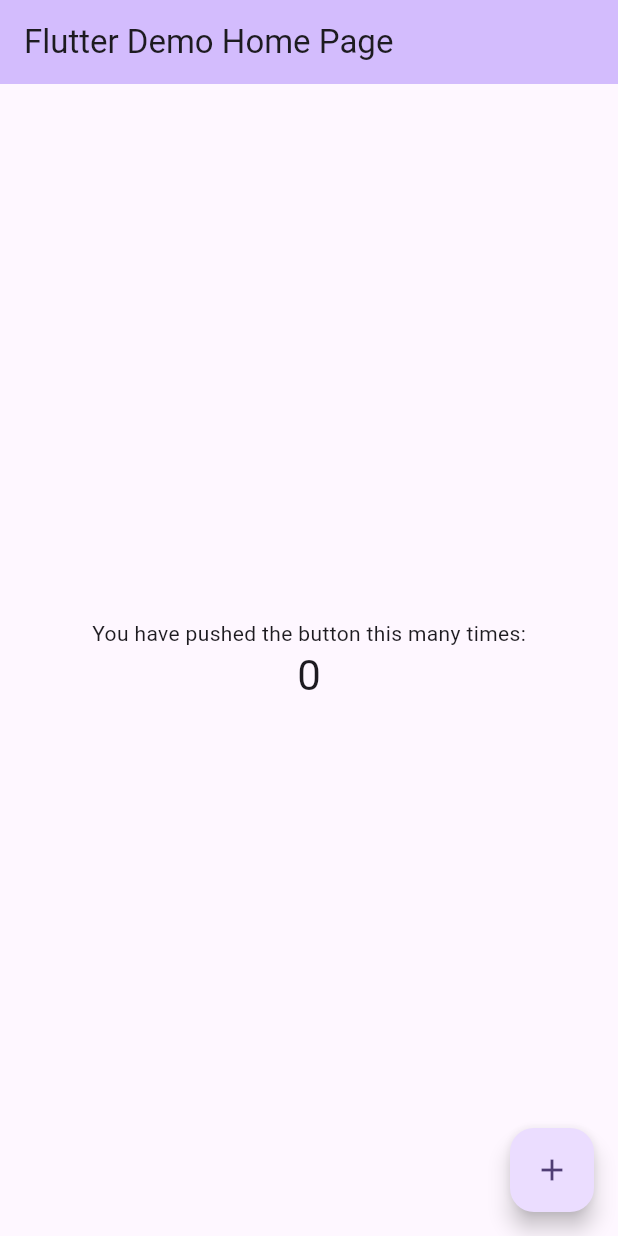
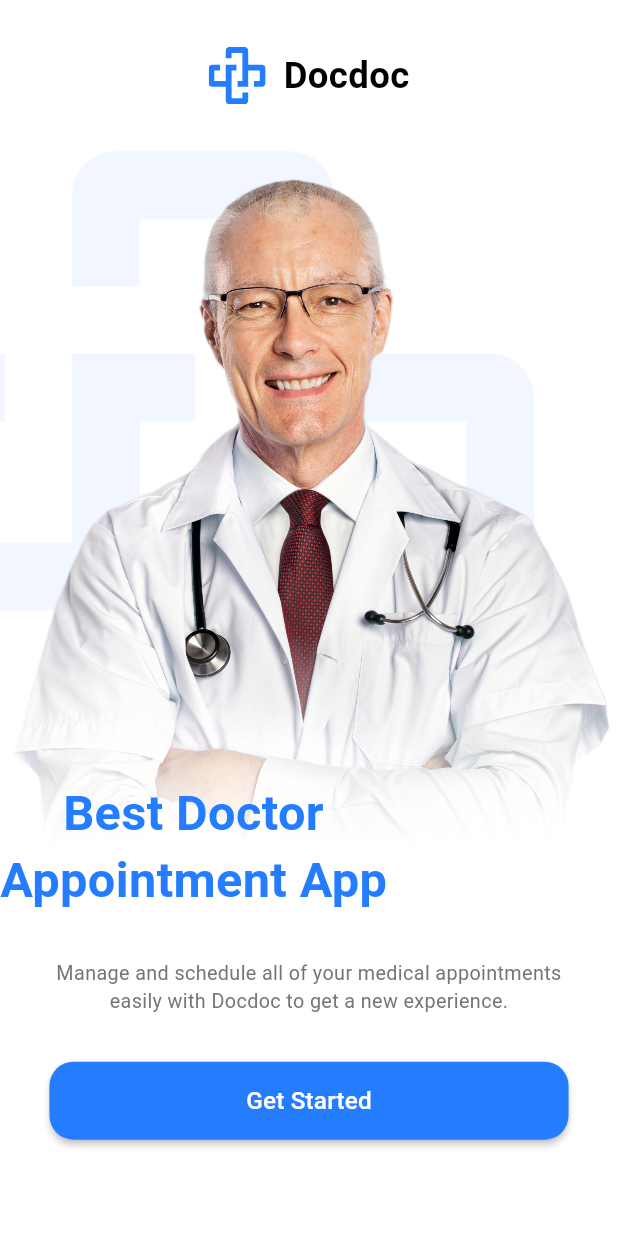
Before and after one commit to Waelalesh/omar_ahmad_advanced_concept, a Flutter app: the screen it shows after launch, on a phone screen of 412 x 824 dp. Run offline on Flutter 3.47's test engine with Material 3 defaults, Android fonts, the phone set to English and light mode, and no system bars; our stand-ins replace flutter_screenutil, flutter_svg, vector_graphics.

Commit message:
- added images and svgs folder for assets - added flutter_svg and flutter_screenutil and flutter_gen - add build_runner and flutter_gen_runner in dev_dependencies - add figma url design - define docApp class and orgnize the main file - added navigation extension - added routing folder that contain router class and routs file - added colors and text style - added empty login screen - added onboarding screen - user flutter_gen package to generate class for images and svgs assets

```diff
--- /dev/null
+++ b/lib/core/routing/app_router.dart
@@ -0,0 +1,25 @@
+import 'package:flutter/material.dart';
+import 'package:omar_ahmad_advanced_concept/core/routing/routes.dart';
+import 'package:omar_ahmad_advanced_concept/features/login/ui/login_screen.dart';
+import 'package:omar_ahmad_advanced_concept/features/onboarding/onboarding_screen.dart';
+
+class AppRouter {
+  Route generateRoute(RouteSettings settings) {
+    switch (settings.name) {
+      case Routes.onBoardingScreen:
+        return MaterialPageRoute(
+            builder: (context) => const OnboardingScreen());
+
+      case Routes.logInScreen:
+        return MaterialPageRoute(builder: (context) => const LoginScreen());
+      default:
+        return MaterialPageRoute(
+          builder: (context) => Scaffold(
+            body: Center(
+              child: Text("No Route Define for ${settings.name}"),
+            ),
+          ),
+        );
+    }
+  }
+}
--- /dev/null
+++ b/lib/core/routing/routes.dart
@@ -0,0 +1,4 @@
+class Routes {
+  static const String onBoardingScreen = "/onBoardingScreen";
+  static const String logInScreen = "/logInScreen";
+}
--- /dev/null
+++ b/lib/core/theme/colors.dart
@@ -0,0 +1,6 @@
+import 'package:flutter/material.dart';
+
+class ColorsManager {
+  static const Color mainBlue = Color(0xFF247CFF);
+  static const Color gray = Color(0xFF757575);
+}
--- /dev/null
+++ b/lib/core/theme/styles.dart
@@ -0,0 +1,26 @@
+import 'package:flutter/material.dart';
+import 'package:flutter_screenutil/flutter_screenutil.dart';
+import 'package:omar_ahmad_advanced_concept/core/theme/colors.dart';
+
+class TextStyles {
+  static TextStyle font24Black700Weight = TextStyle(
+    fontSize: 24.sp,
+    color: Colors.black,
+    fontWeight: FontWeight.w700,
+  );
+  static TextStyle font32BlueBold = TextStyle(
+    fontSize: 32.sp,
+    color: ColorsManager.mainBlue,
+    fontWeight: FontWeight.bold,
+  );
+  static TextStyle font13GrayRegular = TextStyle(
+    fontSize: 13.sp,
+    color: ColorsManager.gray,
+    fontWeight: FontWeight.normal,
+  );
+  static TextStyle font16WhiteSemiBold = TextStyle(
+    fontSize: 16.sp,
+    color: Colors.white,
+    fontWeight: FontWeight.w500,
+  );
+}
--- /dev/null
+++ b/lib/doc_app.dart
@@ -0,0 +1,25 @@
+import 'package:flutter/material.dart';
+import 'package:flutter_screenutil/flutter_screenutil.dart';
+import 'package:omar_ahmad_advanced_concept/core/routing/app_router.dart';
+import 'package:omar_ahmad_advanced_concept/core/routing/routes.dart';
+import 'package:omar_ahmad_advanced_concept/core/theme/colors.dart';
+
+class DocApp extends StatelessWidget {
+  final AppRouter router;
+  const DocApp({super.key, required this.router});
+
+  @override
+  Widget build(BuildContext context) {
+    return ScreenUtilInit(
+        designSize: const Size(375, 812),
+        minTextAdapt: true,
+        child: MaterialApp(
+          debugShowCheckedModeBanner: false,
+          initialRoute: Routes.onBoardingScreen,
+          theme: ThemeData(
+              primaryColor: ColorsManager.mainBlue,
+              scaffoldBackgroundColor: Colors.white),
+          onGenerateRoute: router.generateRoute,
+        ));
+  }
+}
--- /dev/null
+++ b/lib/features/onboarding/onboarding_screen.dart
@@ -0,0 +1,47 @@
+import 'package:flutter/material.dart';
+import 'package:flutter_screenutil/flutter_screenutil.dart';
+import 'package:omar_ahmad_advanced_concept/core/theme/styles.dart';
+
+import 'widgets/doc_logo_and_name.dart';
+import 'widgets/doctor_image_and_text.dart';
+import 'widgets/get_started_button.dart';
+
+class OnboardingScreen extends StatelessWidget {
+  const OnboardingScreen({super.key});
+
+  @override
+  Widget build(BuildContext context) {
+    return Scaffold(
+      body: SafeArea(
+          child: SingleChildScrollView(
+              child: Padding(
+        padding: EdgeInsets.only(top: 30.h, bottom: 30.h),
+        child: Column(
+          children: [
+            const DocLogoAndName(),
+            SizedBox(
+              height: 30.h,
+            ),
+            const DoctorImageAndText(),
+            Padding(
+              padding: EdgeInsets.symmetric(horizontal: 30.w),
+              child: Column(
+                children: [
+                  Text(
+                    "Manage and schedule all of your medical appointments easily with Docdoc to get a new experience.",
+                    style: TextStyles.font13GrayRegular,
+                    textAlign: TextAlign.center,
+                  ),
+                  SizedBox(
+                    height: 30.h,
+                  ),
+                  const GetStartedButton(),
+                ],
+              ),
+            )
+          ],
+        ),
+      ))),
+    );
+  }
+}
--- /dev/null
+++ b/lib/features/onboarding/widgets/doc_logo_and_name.dart
@@ -0,0 +1,25 @@
+import 'package:flutter/material.dart';
+import 'package:flutter_screenutil/flutter_screenutil.dart';
+import 'package:omar_ahmad_advanced_concept/core/assets_gen/assets.gen.dart';
+import 'package:omar_ahmad_advanced_concept/core/theme/styles.dart';
+
+class DocLogoAndName extends StatelessWidget {
+  const DocLogoAndName({super.key});
+
+  @override
+  Widget build(BuildContext context) {
+    return Row(
+      mainAxisAlignment: MainAxisAlignment.center,
+      children: [
+        Assets.svgs.docLogo.svg(),
+        SizedBox(
+          width: 10.w,
+        ),
+        Text(
+          "Docdoc",
+          style: TextStyles.font24Black700Weight,
+        )
+      ],
+    );
+  }
+}
--- /dev/null
+++ b/lib/features/onboarding/widgets/doctor_image_and_text.dart
@@ -0,0 +1,34 @@
+import 'package:flutter/material.dart';
+import 'package:omar_ahmad_advanced_concept/core/assets_gen/assets.gen.dart';
+import 'package:omar_ahmad_advanced_concept/core/theme/styles.dart';
+
+class DoctorImageAndText extends StatelessWidget {
+  const DoctorImageAndText({super.key});
+
+  @override
+  Widget build(BuildContext context) {
+    return Stack(
+      children: [
+        Assets.svgs.docLogoLowOpacity.svg(),
+        Container(
+          foregroundDecoration: BoxDecoration(
+            gradient: LinearGradient(
+                colors: [Colors.white, Colors.white.withOpacity(0.0)],
+                begin: Alignment.bottomCenter,
+                end: Alignment.topCenter,
+                stops: const [0.14, 0.4]),
+          ),
+          child: Assets.images.onboardingDoctor.image(),
+        ),
+        Positioned(
+          bottom: 30,
+          child: Text(
+            "Best Doctor\nAppointment App",
+            textAlign: TextAlign.center,
+            style: TextStyles.font32BlueBold.copyWith(height: 1.4),
+          ),
+        )
+      ],
+    );
+  }
+}
--- /dev/null
+++ b/lib/features/onboarding/widgets/get_started_button.dart
@@ -0,0 +1,26 @@
+import 'package:flutter/material.dart';
+import 'package:omar_ahmad_advanced_concept/core/helpers/extensions.dart';
+import 'package:omar_ahmad_advanced_concept/core/routing/routes.dart';
+import 'package:omar_ahmad_advanced_concept/core/theme/colors.dart';
+import 'package:omar_ahmad_advanced_concept/core/theme/styles.dart';
+
+class GetStartedButton extends StatelessWidget {
+  const GetStartedButton({super.key});
+
+  @override
+  Widget build(BuildContext context) {
+    return MaterialButton(
+      shape: RoundedRectangleBorder(borderRadius: BorderRadius.circular(16)),
+      color: ColorsManager.mainBlue,
+      minWidth: double.infinity,
+      height: 52,
+      onPressed: () {
+        context.pushNamed(Routes.logInScreen);
+      },
+      child: Text(
+        "Get Started",
+        style: TextStyles.font16WhiteSemiBold,
+      ),
+    );
+  }
+}
--- a/lib/main.dart
+++ b/lib/main.dart
@@ -1,99 +1,9 @@
 import 'package:flutter/material.dart';
+import 'package:omar_ahmad_advanced_concept/core/routing/app_router.dart';
+import 'package:omar_ahmad_advanced_concept/doc_app.dart';
 
 void main() {
-  runApp(const MyApp());
+  runApp(DocApp(
+    router: AppRouter(),
+  ));
 }
-
-class MyApp extends StatelessWidget {
-  const MyApp({super.key});
-
-  @override
-  Widget build(BuildContext context) {
-    return MaterialApp(
-      debugShowCheckedModeBanner: false,
-      title: 'Flutter advanced ',
-      theme: ThemeData(
-        colorScheme: ColorScheme.fromSeed(seedColor: Colors.deepPurple),
-        useMaterial3: true,
-      ),
-      home: const MyHomePage(title: 'Flutter Demo Home Page'),
-    );
-  }
-}
-
-class MyHomePage extends StatefulWidget {
-  const MyHomePage({super.key, required this.title});
-  final String title;
-  @override
-  State<MyHomePage> createState() => _MyHomePageState();
-}
-
-class _MyHomePageState extends State<MyHomePage> {
-  int _counter = 0;
-
-  void _incrementCounter() {
-    setState(() {
-      // This call to setState tells the Flutter framework that something has
-      // changed in this State, which causes it to rerun the build method below
-      // so that the display can reflect the updated values. If we changed
-      // _counter without calling setState(), then the build method would not be
-      // called again, and so nothing would appear to happen.
-      _counter++;
-    });
-  }
-
-  @override
-  Widget build(BuildContext context) {
-    // This method is rerun every time setState is called, for instance as done
-    // by the _incrementCounter method above.
-    //
-    // The Flutter framework has been optimized to make rerunning build methods
-    // fast, so that you can just rebuild anything that needs updating rather
-    // than having to individually change instances of widgets.
-    return Scaffold(
-      appBar: AppBar(
-        // TRY THIS: Try changing the color here to a specific color (to
-        // Colors.amber, perhaps?) and trigger a hot reload to see the AppBar
-        // change color while the other colors stay the same.
-        backgroundColor: Theme.of(context).colorScheme.inversePrimary,
-        // Here we take the value from the MyHomePage object that was created by
-        // the App.build method, and use it to set our appbar title.
-        title: Text(widget.title),
-      ),
-      body: Center(
-        // Center is a layout widget. It takes a single child and positions it
-        // in the middle of the parent.
-        child: Column(
-          // Column is also a layout widget. It takes a list of children and
-          // arranges them vertically. By default, it sizes itself to fit its
-          // children horizontally, and tries to be as tall as its parent.
-          //
-          // Column has various properties to control how it sizes itself and
-          // how it positions its children. Here we use mainAxisAlignment to
-          // center the children vertically; the main axis here is the vertical
-          // axis because Columns are vertical (the cross axis would be
-          // horizontal).
-          //
-          // TRY THIS: Invoke "debug painting" (choose the "Toggle Debug Paint"
-          // action in the IDE, or press "p" in the console), to see the
-          // wireframe for each widget.
-          mainAxisAlignment: MainAxisAlignment.center,
-          children: <Widget>[
-            const Text(
-              'You have pushed the button this many times:',
-            ),
-            Text(
-              '$_counter',
-              style: Theme.of(context).textTheme.headlineMedium,
-            ),
-          ],
-        ),
-      ),
-      floatingActionButton: FloatingActionButton(
-        onPressed: _incrementCounter,
-        tooltip: 'Increment',
-        child: const Icon(Icons.add),
-      ), // This trailing comma makes auto-formatting nicer for build methods.
-    );
-  }
-}
```
Also changed, not shown: lib/core/assets_gen/assets.gen.dart (added, +203 -0 lines), lib/core/helpers/extensions.dart (added, +20 -0 lines), lib/features/login/ui/login_screen.dart (added, +14 -0 lines), pubspec.yaml (+24 -3 lines), assets/images/onboarding_doctor.png (added), assets/svgs/doc_logo.svg (added), assets/svgs/doc_logo_low_opacity.svg (added), pubspec.lock, 2 other files.
